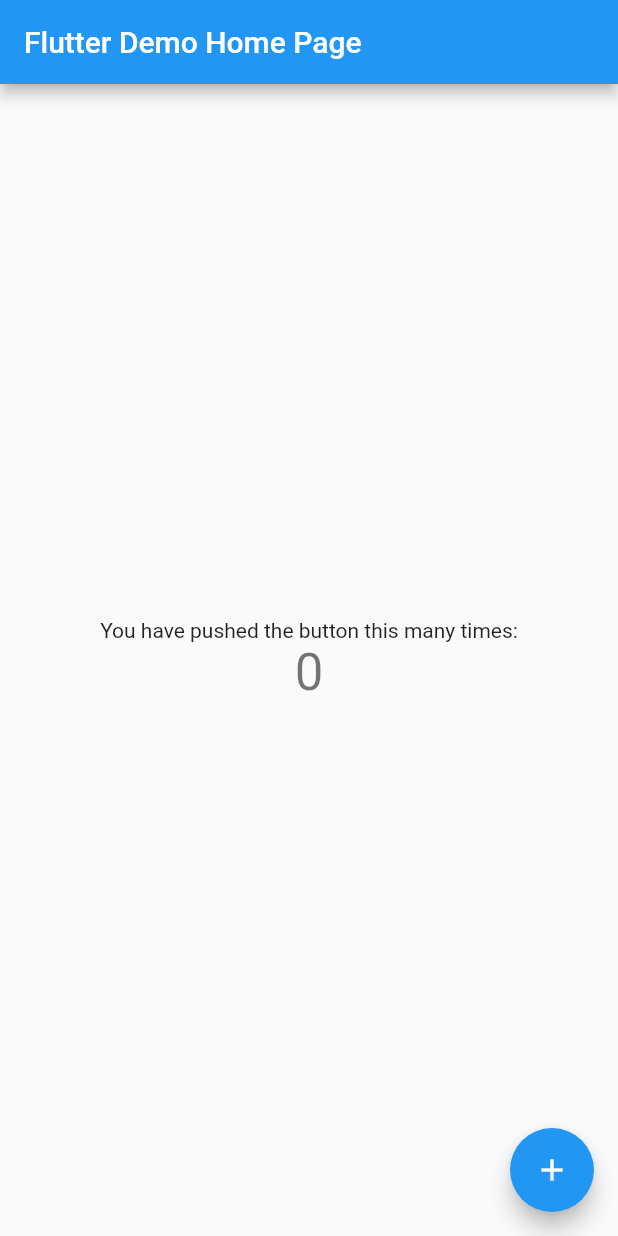
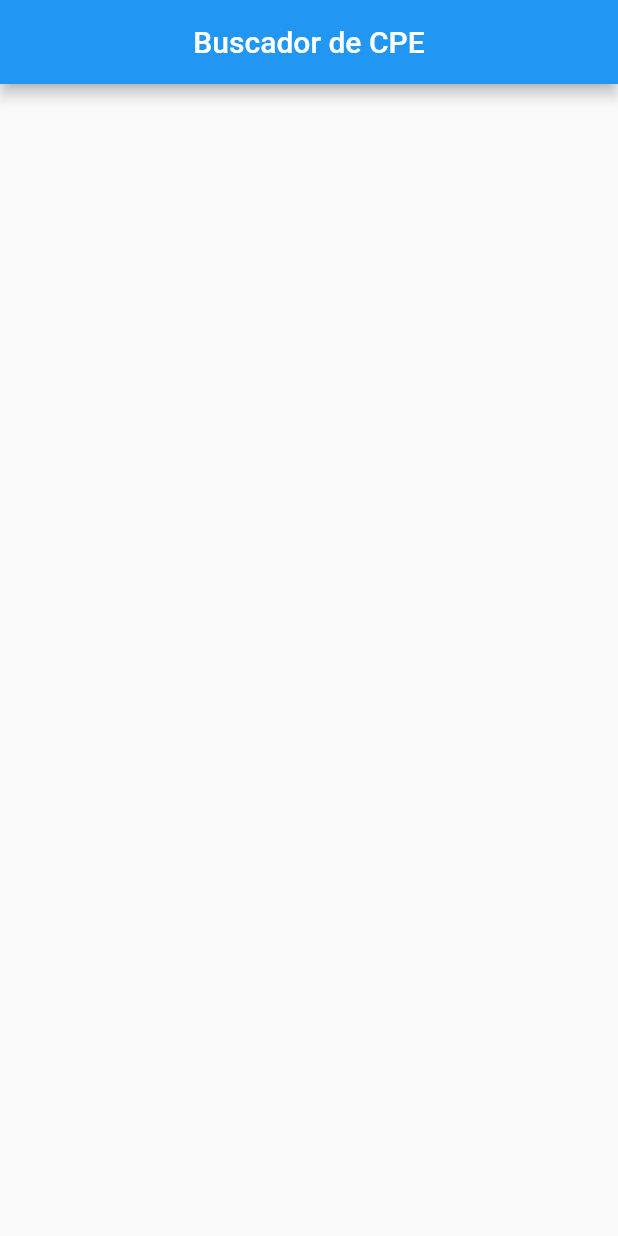
Before and after one commit to GuihPontes/BuscaCep-Flutter, a Flutter app: the screen it shows after launch, on a phone screen of 412 x 824 dp. Run offline on Flutter 3.47's test engine with Material 2 defaults, Android fonts, the phone set to English and light mode, and no system bars.

Commit message:
Criando estrutura

```diff
--- /dev/null
+++ b/lib/home.dart
@@ -0,0 +1,20 @@
+import 'package:flutter/material.dart';
+
+class HomePage extends StatefulWidget {
+  const HomePage({Key? key}) : super(key: key);
+
+  @override
+  State<HomePage> createState() => _HomePageState();
+}
+
+class _HomePageState extends State<HomePage> {
+  @override
+  Widget build(BuildContext context) {
+    return Scaffold(
+      appBar: AppBar(
+          title: const Center(
+        child: Text("Buscador de CPE"),
+      )),
+    );
+  }
+}
--- a/lib/main.dart
+++ b/lib/main.dart
@@ -1,3 +1,4 @@
+import 'package:busca_cep/home.dart';
 import 'package:flutter/material.dart';
 
 void main() {
@@ -7,109 +8,14 @@ void main() {
 class MyApp extends StatelessWidget {
   const MyApp({Key? key}) : super(key: key);
 
-  // This widget is the root of your application.
   @override
   Widget build(BuildContext context) {
     return MaterialApp(
-      title: 'Flutter Demo',
+      title: "Bucador de CEP",
       theme: ThemeData(
-        // This is the theme of your application.
-        //
-        // Try running your application with "flutter run". You'll see the
-        // application has a blue toolbar. Then, without quitting the app, try
-        // changing the primarySwatch below to Colors.green and then invoke
-        // "hot reload" (press "r" in the console where you ran "flutter run",
-        // or simply save your changes to "hot reload" in a Flutter IDE).
-        // Notice that the counter didn't reset back to zero; the application
-        // is not restarted.
         primarySwatch: Colors.blue,
       ),
-      home: const MyHomePage(title: 'Flutter Demo Home Page'),
+      home: const HomePage(),
     );
   }
 }
-
-class MyHomePage extends StatefulWidget {
-  const MyHomePage({Key? key, required this.title}) : super(key: key);
-
-  // This widget is the home page of your application. It is stateful, meaning
-  // that it has a State object (defined below) that contains fields that affect
-  // how it looks.
-
-  // This class is the configuration for the state. It holds the values (in this
-  // case the title) provided by the parent (in this case the App widget) and
-  // used by the build method of the State. Fields in a Widget subclass are
-  // always marked "final".
-
-  final String title;
-
-  @override
-  State<MyHomePage> createState() => _MyHomePageState();
-}
-
-class _MyHomePageState extends State<MyHomePage> {
-  int _counter = 0;
-
-  void _incrementCounter() {
-    setState(() {
-      // This call to setState tells the Flutter framework that something has
-      // changed in this State, which causes it to rerun the build method below
-      // so that the display can reflect the updated values. If we changed
-      // _counter without calling setState(), then the build method would not be
-      // called again, and so nothing would appear to happen.
-      _counter++;
-    });
-  }
-
-  @override
-  Widget build(BuildContext context) {
-    // This method is rerun every time setState is called, for instance as done
-    // by the _incrementCounter method above.
-    //
-    // The Flutter framework has been optimized to make rerunning build methods
-    // fast, so that you can just rebuild anything that needs updating rather
-    // than having to individually change instances of widgets.
-    return Scaffold(
-      appBar: AppBar(
-        // Here we take the value from the MyHomePage object that was created by
-        // the App.build method, and use it to set our appbar title.
-        title: Text(widget.title),
-      ),
-      body: Center(
-        // Center is a layout widget. It takes a single child and positions it
-        // in the middle of the parent.
-        child: Column(
-          // Column is also a layout widget. It takes a list of children and
-          // arranges them vertically. By default, it sizes itself to fit its
-          // children horizontally, and tries to be as tall as its parent.
-          //
-          // Invoke "debug painting" (press "p" in the console, choose the
-          // "Toggle Debug Paint" action from the Flutter Inspector in Android
-          // Studio, or the "Toggle Debug Paint" command in Visual Studio Code)
-          // to see the wireframe for each widget.
-          //
-          // Column has various properties to control how it sizes itself and
-          // how it positions its children. Here we use mainAxisAlignment to
-          // center the children vertically; the main axis here is the vertical
-          // axis because Columns are vertical (the cross axis would be
-          // horizontal).
-          mainAxisAlignment: MainAxisAlignment.center,
-          children: <Widget>[
-            const Text(
-              'You have pushed the button this many times:',
-            ),
-            Text(
-              '$_counter',
-              style: Theme.of(context).textTheme.headline4,
-            ),
-          ],
-        ),
-      ),
-      floatingActionButton: FloatingActionButton(
-        onPressed: _incrementCounter,
-        tooltip: 'Increment',
-        child: const Icon(Icons.add),
-      ), // This trailing comma makes auto-formatting nicer for build methods.
-    );
-  }
-}
```
Also changed, not shown: 1 other file.
